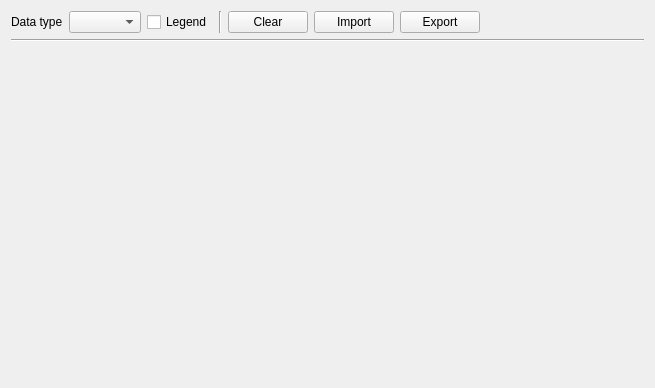
This is Source/IO/UI/DataVisualization/2D/ChartsUiSettings.ui in x-tools-author/x-tools as Qt 5 draws it before an edit. The edited form follows.
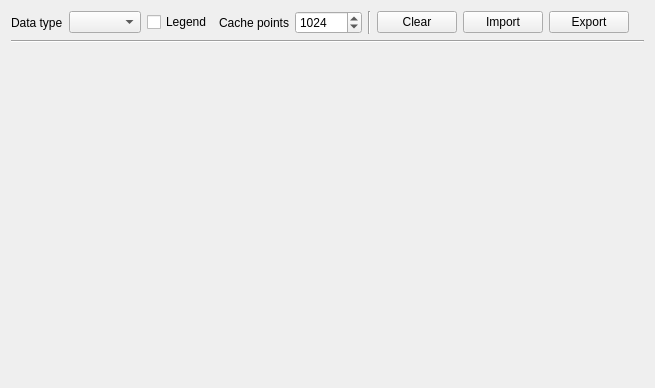
This is the edited form.

Patch:
```diff
--- a/Source/IO/UI/DataVisualization/2D/ChartsUiSettings.ui
+++ b/Source/IO/UI/DataVisualization/2D/ChartsUiSettings.ui
@@ -14,30 +14,40 @@
    <string notr="true">Form</string>
   </property>
   <layout class="QGridLayout" name="gridLayout">
-   <item row="0" column="6">
-    <widget class="QPushButton" name="pushButtonExport">
-     <property name="text">
-      <string>Export</string>
-     </property>
-    </widget>
-   </item>
    <item row="0" column="1">
     <widget class="QComboBox" name="comboBoxDataType"/>
    </item>
-   <item row="0" column="3">
-    <widget class="Line" name="line_2">
-     <property name="orientation">
-      <enum>Qt::Orientation::Vertical</enum>
-     </property>
-    </widget>
-   </item>
-   <item row="0" column="4">
+   <item row="0" column="6">
     <widget class="QPushButton" name="pushButtonClear">
      <property name="text">
       <string>Clear</string>
      </property>
     </widget>
    </item>
+   <item row="0" column="5">
+    <widget class="Line" name="line_2">
+     <property name="orientation">
+      <enum>Qt::Orientation::Vertical</enum>
+     </property>
+    </widget>
+   </item>
+   <item row="2" column="0" colspan="10">
+    <widget class="QWidget" name="widgetControl" native="true">
+     <property name="sizePolicy">
+      <sizepolicy hsizetype="Preferred" vsizetype="Expanding">
+       <horstretch>0</horstretch>
+       <verstretch>0</verstretch>
+      </sizepolicy>
+     </property>
+    </widget>
+   </item>
+   <item row="1" column="0" colspan="10">
+    <widget class="Line" name="line">
+     <property name="orientation">
+      <enum>Qt::Orientation::Horizontal</enum>
+     </property>
+    </widget>
+   </item>
    <item row="0" column="0">
     <widget class="QLabel" name="label">
      <property name="text">
@@ -45,14 +55,35 @@
      </property>
     </widget>
    </item>
-   <item row="1" column="0" colspan="8">
-    <widget class="Line" name="line">
-     <property name="orientation">
-      <enum>Qt::Orientation::Horizontal</enum>
+   <item row="0" column="8">
+    <widget class="QPushButton" name="pushButtonExport">
+     <property name="text">
+      <string>Export</string>
+     </property>
+    </widget>
+   </item>
+   <item row="0" column="2">
+    <widget class="QCheckBox" name="checkBoxLegend">
+     <property name="text">
+      <string>Legend</string>
      </property>
     </widget>
    </item>
    <item row="0" column="7">
+    <widget class="QPushButton" name="pushButtonImport">
+     <property name="text">
+      <string>Import</string>
+     </property>
+    </widget>
+   </item>
+   <item row="0" column="3">
+    <widget class="QLabel" name="label_2">
+     <property name="text">
+      <string>Cache points</string>
+     </property>
+    </widget>
+   </item>
+   <item row="0" column="9">
     <spacer name="horizontalSpacer">
      <property name="orientation">
       <enum>Qt::Orientation::Horizontal</enum>
@@ -65,27 +96,16 @@
      </property>
     </spacer>
    </item>
-   <item row="2" column="0" colspan="8">
-    <widget class="QWidget" name="widgetControl" native="true">
-     <property name="sizePolicy">
-      <sizepolicy hsizetype="Preferred" vsizetype="Expanding">
-       <horstretch>0</horstretch>
-       <verstretch>0</verstretch>
-      </sizepolicy>
+   <item row="0" column="4">
+    <widget class="QSpinBox" name="spinBoxCachePoints">
+     <property name="minimum">
+      <number>1</number>
      </property>
-    </widget>
-   </item>
-   <item row="0" column="5">
-    <widget class="QPushButton" name="pushButtonImport">
-     <property name="text">
-      <string>Import</string>
+     <property name="maximum">
+      <number>102400</number>
      </property>
-    </widget>
-   </item>
-   <item row="0" column="2">
-    <widget class="QCheckBox" name="checkBoxLegend">
-     <property name="text">
-      <string>Legend</string>
+     <property name="value">
+      <number>1024</number>
      </property>
     </widget>
    </item>
```
